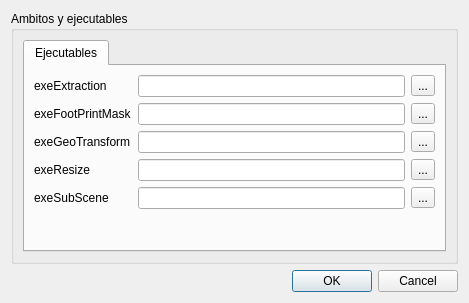
tonilogar/ToolsPcot, file App/editorambitodialog.ui: the form before one commit.
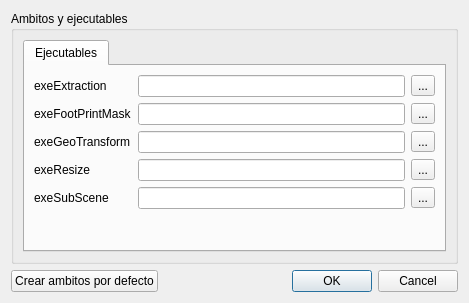
The form after the commit.

Commit message: Correccion de errores de ambito

The edit to the form file:
```diff
--- a/App/editorambitodialog.ui
+++ b/App/editorambitodialog.ui
@@ -156,6 +156,28 @@
     </widget>
    </item>
    <item>
+    <layout class="QHBoxLayout" name="horizontalLayout">
+     <item>
+      <widget class="QPushButton" name="ambitosDefectoButton">
+       <property name="text">
+        <string>Crear ambitos por defecto</string>
+       </property>
+      </widget>
+     </item>
+     <item>
+      <spacer name="horizontalSpacer">
+       <property name="orientation">
+        <enum>Qt::Horizontal</enum>
+       </property>
+       <property name="sizeHint" stdset="0">
+        <size>
+         <width>40</width>
+         <height>20</height>
+        </size>
+       </property>
+      </spacer>
+     </item>
+     <item>
     <widget class="QDialogButtonBox" name="buttonBoxEditorAmbitoDialog">
      <property name="orientation">
       <enum>Qt::Horizontal</enum>
@@ -164,6 +186,8 @@
       <set>QDialogButtonBox::Cancel|QDialogButtonBox::Ok</set>
      </property>
     </widget>
+     </item>
+    </layout>
    </item>
   </layout>
  </widget>
```
Left out of the diff: 2 changed lines with no effect on the pictures. Lines whose indentation alone changed are shown as unchanged. The commit also changes 5 other files.
